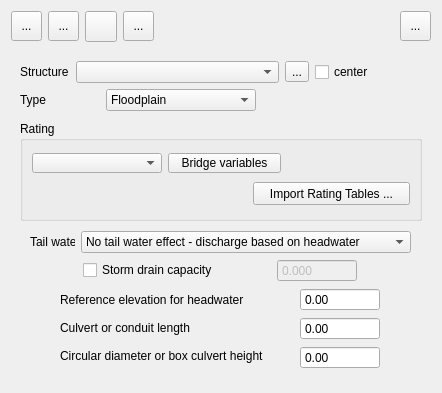
This is flo2d/ui/struct_editor.ui in FLO-2DSoftware/qgis-flo-2d-plugin as Qt 5 draws it before an edit. The edited form follows.
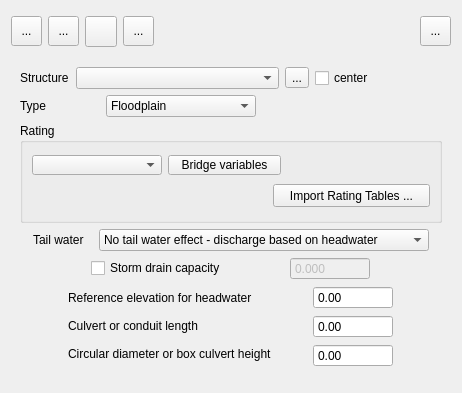
This is the edited form. Icons and pictures are not drawn.

Commit message: Small repositioning of previously cut texts in Hyd. Structures dialog

```diff
--- a/flo2d/ui/struct_editor.ui
+++ b/flo2d/ui/struct_editor.ui
@@ -6,7 +6,7 @@
    <rect>
     <x>0</x>
     <y>0</y>
-    <width>442</width>
+    <width>462</width>
     <height>393</height>
    </rect>
   </property>
@@ -185,17 +185,23 @@
    <item row="1" column="0">
     <widget class="QFrame" name="struct_frame">
      <property name="sizePolicy">
-      <sizepolicy hsizetype="Preferred" vsizetype="Preferred">
+      <sizepolicy hsizetype="Fixed" vsizetype="Fixed">
        <horstretch>0</horstretch>
        <verstretch>0</verstretch>
       </sizepolicy>
      </property>
      <property name="minimumSize">
       <size>
-       <width>400</width>
+       <width>440</width>
        <height>300</height>
       </size>
      </property>
+     <property name="maximumSize">
+      <size>
+       <width>440</width>
+       <height>16777215</height>
+      </size>
+     </property>
      <property name="frameShape">
       <enum>QFrame::NoFrame</enum>
      </property>
@@ -499,7 +505,7 @@
         <item row="0" column="0">
          <layout class="QGridLayout" name="gridLayout_7">
           <property name="sizeConstraint">
-           <enum>QLayout::SetFixedSize</enum>
+           <enum>QLayout::SetMaximumSize</enum>
           </property>
           <item row="0" column="0">
            <widget class="QLabel" name="label_5">
@@ -511,13 +517,13 @@
             </property>
             <property name="minimumSize">
              <size>
-              <width>45</width>
+              <width>60</width>
               <height>20</height>
              </size>
             </property>
             <property name="maximumSize">
              <size>
-              <width>45</width>
+              <width>60</width>
               <height>16777215</height>
              </size>
             </property>
```
